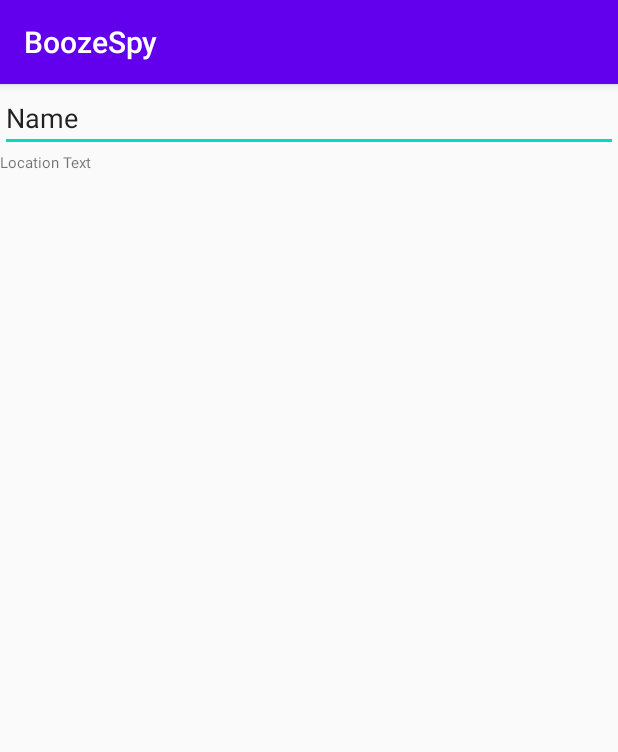
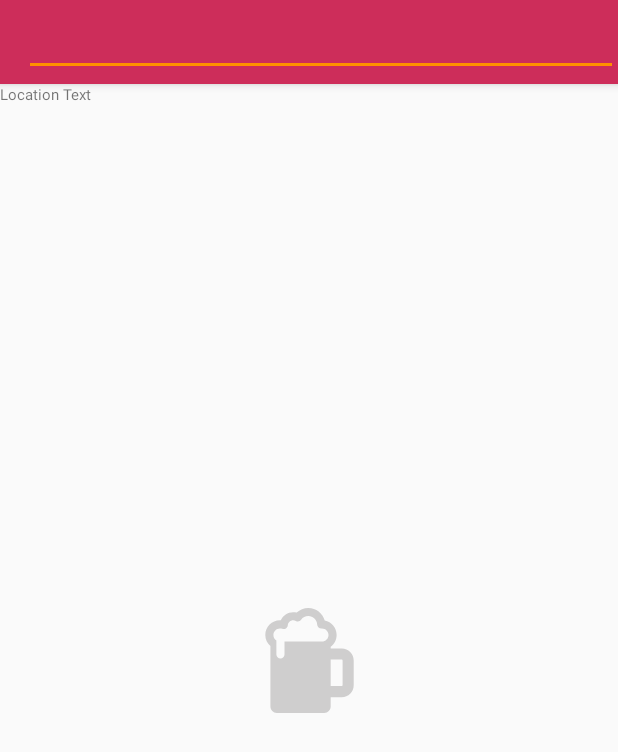
Before and after one commit to seanmoir/COSC345-Project, an Android app: the screen it shows after launch (MainActivity), on a phone screen of 412 x 824 dp. Shown: the top 752 px of the screen. Run offline under Robolectric (Android 15) with nearby library versions, the phone set to English and light mode, and no system bars.

Commit message:
Improved UI: Added progress bar while searching, Moved searchbox at the top.
UI indicates 4 scenarios:
1. No search has been done yet.
2. Search in progress.
3. Product search complete.
4. No data returned.

Search box is now in the bar where the name used to be.

```diff
--- a/app/src/main/AndroidManifest.xml
+++ b/app/src/main/AndroidManifest.xml
@@ -14,7 +14,7 @@
             android:label="@string/app_name"
             android:roundIcon="@mipmap/ic_launcher_round"
             android:supportsRtl="true"
-            android:theme="@style/AppTheme">
+            android:theme="@style/BoozeCustomTheme">
 
         <service
                 android:name="MainActivity"
--- a/app/src/main/java/com/app/boozespy/DownloadProducts.java
+++ b/app/src/main/java/com/app/boozespy/DownloadProducts.java
@@ -4,7 +4,6 @@ import java.io.InputStream;
 import java.lang.ref.WeakReference;
 import java.util.regex.*;
 
-import android.app.Activity;
 import android.content.Context;
 import android.graphics.Bitmap;
 import android.graphics.BitmapFactory;
--- a/app/src/main/java/com/app/boozespy/MainActivity.java
+++ b/app/src/main/java/com/app/boozespy/MainActivity.java
@@ -1,14 +1,15 @@
 package com.app.boozespy;
 
-import android.app.Activity;
+import android.content.res.Resources;
 import android.location.Location;
 import android.view.KeyEvent;
 import android.view.View;
 import android.widget.EditText;
+import android.widget.ImageView;
 import android.widget.TextView;
 import androidx.annotation.NonNull;
 import androidx.appcompat.app.AppCompatActivity;
-import androidx.recyclerview.widget.DividerItemDecoration;
+import androidx.appcompat.widget.Toolbar;
 import androidx.recyclerview.widget.LinearLayoutManager;
 import androidx.recyclerview.widget.RecyclerView;
 
@@ -22,13 +23,15 @@ import java.util.List;
 
 public class MainActivity extends AppCompatActivity {
     private FusedLocationProviderClient locationClient;
-    // Reference to product viewer to referesh data source upon each search
-    RecyclerView recyclerView;
+
 
     @Override
     protected void onCreate(Bundle savedInstanceState) {
         super.onCreate(savedInstanceState);
         setContentView(R.layout.activity_main);
+        Toolbar myToolbar = findViewById(R.id.toolbar);
+        setSupportActionBar(myToolbar);
+
         locationClient = LocationServices.getFusedLocationProviderClient(this);
 
         final TextView gpsLocation = findViewById(R.id.gpsPrintOut);
@@ -57,6 +60,7 @@ public class MainActivity extends AppCompatActivity {
 
         setSearchBoxBehavior();
         configureProductViewer();
+        showNoSearchYet();
     }
 
 
@@ -64,7 +68,7 @@ public class MainActivity extends AppCompatActivity {
     Configures the search box to start web scrapping when the enters a search term.
      */
     public void setSearchBoxBehavior() {
-        final EditText search = findViewById(R.id.searchItem);
+        final EditText search = findViewById(R.id.searchBox);
 
         search.setOnKeyListener(new View.OnKeyListener() {
             public boolean onKey(View v, int keyCode, KeyEvent event) {
@@ -72,7 +76,8 @@ public class MainActivity extends AppCompatActivity {
                 if ((event.getAction() == KeyEvent.ACTION_DOWN) && (keyCode == KeyEvent.KEYCODE_ENTER) &&
                         (search.getText().length() > 0)) {
                     // Perform action on key press
-
+                    v.clearFocus();
+                    showSearchInProgress();
                     new DownloadProducts(MainActivity.this).execute(search.getText().toString());
                     return true;
                 }
@@ -85,15 +90,15 @@ public class MainActivity extends AppCompatActivity {
     Configure the product viewer to display product cards.
      */
     public void configureProductViewer() {
-        recyclerView = (RecyclerView) findViewById(R.id.productViewer);
+        RecyclerView productViewer = (RecyclerView) findViewById(R.id.productViewer);
 
         // use this setting to improve performance if you know that changes
         // in content do not change the layout size of the RecyclerView
-        recyclerView.setHasFixedSize(true);
+        productViewer.setHasFixedSize(true);
 
         // use a linear layout manager
         LinearLayoutManager layoutManager = new LinearLayoutManager(this);
-        recyclerView.setLayoutManager(layoutManager);
+        productViewer.setLayoutManager(layoutManager);
     }
 
     /*
@@ -104,7 +109,66 @@ public class MainActivity extends AppCompatActivity {
 
         // Set the ProductViewers data source to the returned result
         ProductAdapter myAdapter = new ProductAdapter(products);
-        recyclerView.setAdapter(myAdapter);
-        System.out.println(products);
+        if (products.isEmpty()) {
+            showNoDataFound();
+        } else {
+            RecyclerView productViewer = (RecyclerView) findViewById(R.id.productViewer);
+            productViewer.setAdapter(myAdapter);
+            System.out.println(products);
+            showProductViewer();
+        }
+
+    }
+
+
+
+    /*
+    First condition after opening app.
+    Hide the empty productViewer and show "instruction image" in progress Group
+    */
+    public void showNoSearchYet() {
+        findViewById(R.id.productViewer).setVisibility(View.INVISIBLE);
+        findViewById(R.id.progressBar).setVisibility(View.INVISIBLE);
+
+        ImageView messageImage = (ImageView) findViewById(R.id.messageImage);
+        Resources res = getResources();
+        messageImage.setImageDrawable(res.getDrawable(R.drawable.ic_drink));
+        messageImage.setVisibility(View.VISIBLE);
+
+        findViewById(R.id.progressGroup).setVisibility(View.VISIBLE);
+    }
+
+    /*
+    Hide old products and show progressBar inside progressGroup
+     */
+    public void showSearchInProgress() {
+        findViewById(R.id.productViewer).setVisibility(View.INVISIBLE);
+        findViewById(R.id.messageImage).setVisibility(View.INVISIBLE);
+        findViewById(R.id.progressBar).setVisibility(View.VISIBLE);
+        findViewById(R.id.progressGroup).setVisibility(View.VISIBLE);
+    }
+
+    /*
+    Hide the progressGroup and show the results
+    */
+    public void showProductViewer() {
+        findViewById(R.id.productViewer).setVisibility(View.VISIBLE);
+        findViewById(R.id.progressGroup).setVisibility(View.INVISIBLE);
+    }
+
+    /*
+    Search completed but no data to show
+    Hide results and show error image in progressGroup
+     */
+    public void showNoDataFound() {
+        findViewById(R.id.productViewer).setVisibility(View.INVISIBLE);
+        findViewById(R.id.progressBar).setVisibility(View.INVISIBLE);
+
+        ImageView messageImage = (ImageView) findViewById(R.id.messageImage);
+        Resources res = getResources();
+        messageImage.setImageDrawable(res.getDrawable(R.drawable.no_data));
+        messageImage.setVisibility(View.VISIBLE);
+
+        findViewById(R.id.progressGroup).setVisibility(View.VISIBLE);
     }
 }
--- a/app/src/main/java/com/app/boozespy/ProductCard.java
+++ b/app/src/main/java/com/app/boozespy/ProductCard.java
@@ -2,10 +2,7 @@ package com.app.boozespy;
 
 import android.content.Context;
 import android.graphics.Typeface;
-import android.util.AttributeSet;
 import android.util.DisplayMetrics;
-import android.view.ViewGroup;
-import android.widget.FrameLayout;
 import android.widget.ImageView;
 import android.widget.LinearLayout;
 import android.widget.TextView;
--- /dev/null
+++ b/app/src/main/res/drawable/ic_drink.xml
@@ -0,0 +1,9 @@
+<vector xmlns:android="http://schemas.android.com/apk/res/android"
+    android:width="491.696dp"
+    android:height="491.696dp"
+    android:viewportWidth="491.696"
+    android:viewportHeight="491.696">
+  <path
+      android:fillColor="@color/colorIcon"
+      android:pathData="M396.86,189.696h-51.816v-8.471c16.876,-12.499 27.84,-32.548 27.84,-55.113c0,-33.43 -24.055,-61.349 -55.764,-67.356C307.903,24.725 276.851,0.001 240.165,0c-20.304,0.001 -39.79,7.852 -54.44,21.513c-5.231,-1.368 -10.64,-2.072 -16.077,-2.072c-25.849,0 -48.398,15.683 -58.222,38.235c-1.34,-0.079 -2.687,-0.118 -4.037,-0.118c-37.8,0 -68.553,30.753 -68.553,68.553c0,20.813 9.335,39.475 24.024,52.058v283.526c0,16.5 13.5,30 30,30h222.184c16.5,0 30,-13.5 30,-30v-44h51.816c30.878,0 56,-25.122 56,-56v-116C452.86,214.817 427.738,189.696 396.86,189.696zM304.331,156.665l-175.536,0v61.051c0,10.493 -8.507,19 -19,19c-10.493,0 -19,-8.507 -19,-19v-65.971c-8.393,-5.452 -13.959,-14.902 -13.959,-25.634c0,-16.847 13.706,-30.553 30.553,-30.553c3.792,0 7.503,0.694 11.032,2.062c5.636,2.185 11.976,1.559 17.075,-1.689c5.099,-3.248 8.348,-8.728 8.751,-14.759c0.889,-13.307 12.046,-23.731 25.401,-23.731c4.356,0 8.485,1.06 12.27,3.149c8.375,4.622 18.88,2.297 24.523,-5.427C214.409,44.256 226.701,38 240.165,38c22.277,0 40.586,17.408 41.682,39.631c0.251,5.1 2.545,9.885 6.365,13.274c3.819,3.39 8.842,5.104 13.936,4.744c0.884,-0.062 1.578,-0.09 2.183,-0.09c16.847,0 30.553,13.706 30.553,30.553S321.178,156.665 304.331,156.665zM400.86,361.696c0,2.131 -1.869,4 -4,4h-51.816v-124h51.816c2.131,0 4,1.869 4,4V361.696z"/>
+</vector>
--- /dev/null
+++ b/app/src/main/res/drawable/no_data.xml
@@ -0,0 +1,10 @@
+<vector xmlns:android="http://schemas.android.com/apk/res/android"
+    android:width="24dp"
+    android:height="24dp"
+    android:viewportWidth="24"
+    android:viewportHeight="24"
+    android:tint="?attr/colorControlNormal">
+  <path
+      android:fillColor="@color/colorIcon"
+      android:pathData="M11,15h2v2h-2zM11,7h2v6h-2zM11.99,2C6.47,2 2,6.48 2,12s4.47,10 9.99,10C17.52,22 22,17.52 22,12S17.52,2 11.99,2zM12,20c-4.42,0 -8,-3.58 -8,-8s3.58,-8 8,-8 8,3.58 8,8 -3.58,8 -8,8z"/>
+</vector>
--- a/app/src/main/res/layout/activity_main.xml
+++ b/app/src/main/res/layout/activity_main.xml
@@ -16,19 +16,8 @@
         app:layout_constraintEnd_toEndOf="parent"
         app:layout_constraintHorizontal_bias="0.498"
         app:layout_constraintStart_toStartOf="parent"
-        app:layout_constraintTop_toBottomOf="@+id/searchItem" />
+        app:layout_constraintTop_toBottomOf="@+id/toolbar" />
 
-    <EditText
-        android:id="@+id/searchItem"
-        style="@style/Widget.AppCompat.AutoCompleteTextView"
-        android:layout_width="0dp"
-        android:layout_height="wrap_content"
-        android:ems="10"
-        android:inputType="text"
-        android:text="Name"
-        app:layout_constraintEnd_toEndOf="parent"
-        app:layout_constraintStart_toStartOf="parent"
-        app:layout_constraintTop_toTopOf="parent" />
 
     <androidx.recyclerview.widget.RecyclerView
         android:id="@+id/productViewer"
@@ -37,7 +26,64 @@
         android:padding="10dp"
         app:layout_constraintBottom_toBottomOf="parent"
         app:layout_constraintEnd_toEndOf="parent"
+        app:layout_constraintHorizontal_bias="0.0"
         app:layout_constraintStart_toStartOf="parent"
-        app:layout_constraintTop_toBottomOf="@+id/gpsPrintOut" />
+        app:layout_constraintTop_toBottomOf="@+id/gpsPrintOut"
+        app:layout_constraintVertical_bias="1.0" >
+
+    </androidx.recyclerview.widget.RecyclerView>
+
+    <androidx.appcompat.widget.Toolbar
+        android:id="@+id/toolbar"
+        android:layout_width="0dp"
+        android:layout_height="wrap_content"
+        android:background="?attr/colorPrimary"
+        android:elevation="4dp"
+        android:minHeight="?attr/actionBarSize"
+        android:theme="?attr/actionBarTheme"
+        app:layout_constraintEnd_toEndOf="parent"
+        app:layout_constraintStart_toStartOf="parent"
+        app:layout_constraintTop_toTopOf="parent">
+
+        <EditText
+            android:id="@+id/searchBox"
+            style="@style/Widget.AppCompat.AutoCompleteTextView"
+            android:layout_width="match_parent"
+            android:layout_height="wrap_content"
+            android:inputType="text"
+            android:textColor="@color/colorSearchBoxText"
+            tools:layout_editor_absoluteX="16dp"
+            tools:layout_editor_absoluteY="5dp" />
+
+    </androidx.appcompat.widget.Toolbar>
+
+    <androidx.constraintlayout.widget.ConstraintLayout
+        android:id="@+id/progressGroup"
+        android:layout_width="match_parent"
+        android:layout_height="0dp"
+        app:layout_constraintBottom_toBottomOf="parent"
+        app:layout_constraintTop_toBottomOf="@+id/toolbar">
+
+        <ProgressBar
+            android:id="@+id/progressBar"
+            style="?android:attr/progressBarStyle"
+            android:layout_width="wrap_content"
+            android:layout_height="wrap_content"
+            app:layout_constraintBottom_toBottomOf="parent"
+            app:layout_constraintEnd_toEndOf="parent"
+            app:layout_constraintStart_toStartOf="parent"
+            app:layout_constraintTop_toTopOf="parent" />
+
+        <ImageView
+            android:id="@+id/messageImage"
+            android:layout_width="82dp"
+            android:layout_height="70dp"
+            app:layout_constraintBottom_toBottomOf="parent"
+            app:layout_constraintEnd_toEndOf="parent"
+            app:layout_constraintStart_toStartOf="parent"
+            app:layout_constraintTop_toTopOf="parent"
+            app:srcCompat="@android:drawable/ic_menu_search" />
+    </androidx.constraintlayout.widget.ConstraintLayout>
+
 
 </androidx.constraintlayout.widget.ConstraintLayout>
--- a/app/src/main/res/values/colors.xml
+++ b/app/src/main/res/values/colors.xml
@@ -1,6 +1,8 @@
 <?xml version="1.0" encoding="utf-8"?>
 <resources>
-    <color name="colorPrimary">#6200EE</color>
-    <color name="colorPrimaryDark">#3700B3</color>
-    <color name="colorAccent">#03DAC5</color>
+    <color name="colorPrimary">#CD2D5A</color>
+    <color name="colorPrimaryDark">#9C2143</color>
+    <color name="colorAccent">#FF9100</color>
+    <color name="colorSearchBoxText">#FFFFFF</color>
+    <color name="colorIcon">#CFCECE</color>
 </resources>
--- a/app/src/main/res/values/styles.xml
+++ b/app/src/main/res/values/styles.xml
@@ -8,4 +8,10 @@
         <item name="colorAccent">@color/colorAccent</item>
     </style>
 
+    <style name="BoozeCustomTheme" parent="@style/Theme.AppCompat.Light.NoActionBar">
+        <item name="colorPrimary">@color/colorPrimary</item>
+        <item name="colorPrimaryDark">@color/colorPrimaryDark</item>
+        <item name="colorAccent">@color/colorAccent</item>
+
+    </style>
 </resources>
```
